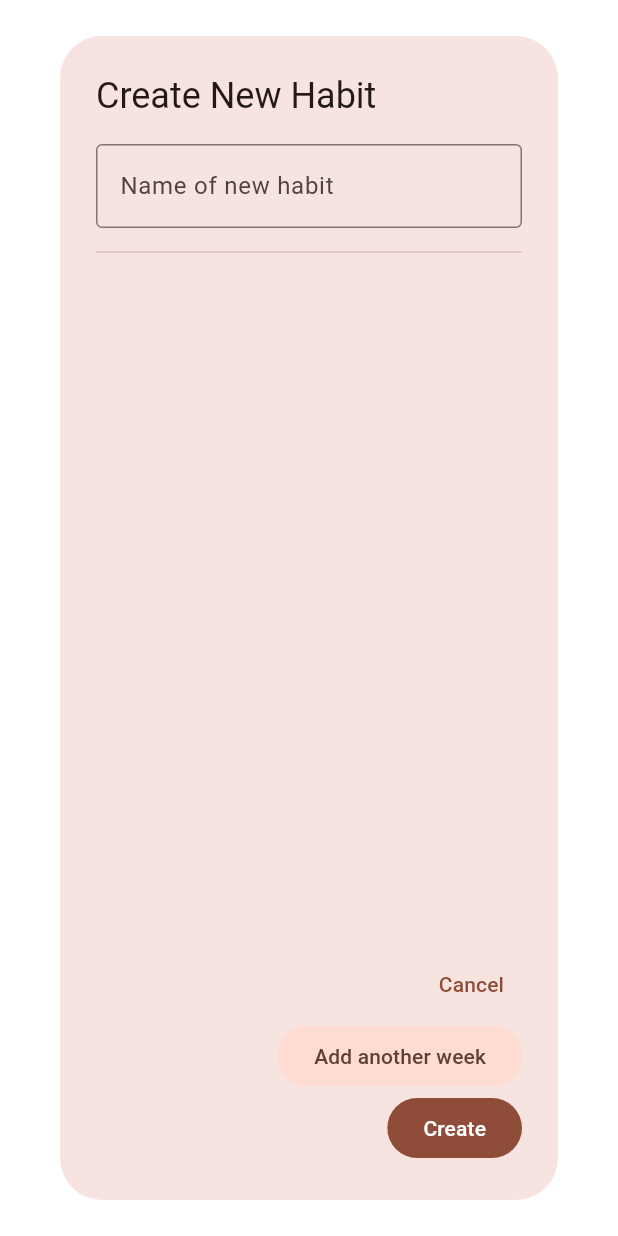
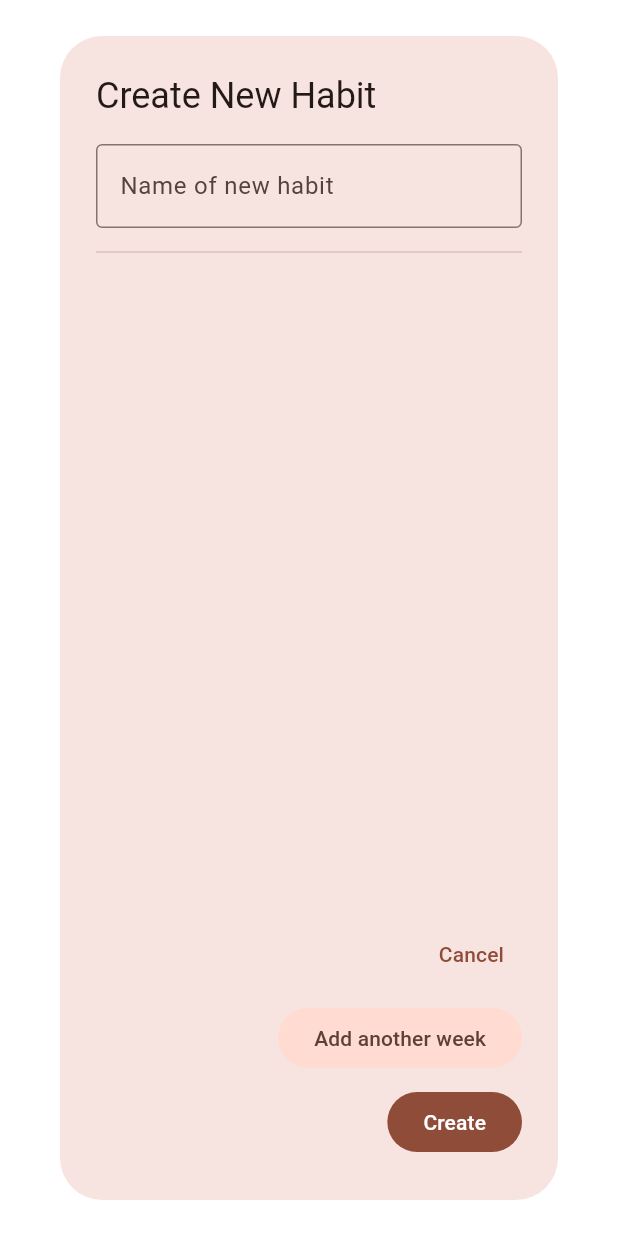
Before and after one commit to chrsrns/habit-tracker-flutter, a Flutter app: the NewHabitDialog screen opened directly, on a phone screen of 412 x 824 dp. Run offline on Flutter 3.47's test engine with Material 3 defaults, Android fonts, the phone set to English and light mode, and no system bars; missing offline and left inert: sqlite3.

Commit message:
Added vertical padding to the action buttons of `NewHabitDialog`

```diff
--- a/lib/new_habit_dialog.dart
+++ b/lib/new_habit_dialog.dart
@@ -251,12 +251,17 @@ class _NewHabitDialogState extends State<NewHabitDialog> {
                   ),
                 ),
                 actions: [
-                  TextButton(
+                  Padding(
+                    padding: const EdgeInsets.symmetric(vertical: 4),
+                    child: TextButton(
                         onPressed: () {
                           Navigator.of(context, rootNavigator: true).pop();
                         },
                         child: const Text("Cancel")),
-                  FilledButton.tonal(
+                  ),
+                  Padding(
+                    padding: const EdgeInsets.symmetric(vertical: 4),
+                    child: FilledButton.tonal(
                         onPressed: () {
                           final pair = _MutableRecurrancePair();
                           setState(() {
@@ -264,7 +269,10 @@ class _NewHabitDialogState extends State<NewHabitDialog> {
                           });
                         },
                         child: Text("Add another week")),
-                  FilledButton(
+                  ),
+                  Padding(
+                    padding: const EdgeInsets.symmetric(vertical: 4),
+                    child: FilledButton(
                         onPressed: () {
                           if (habitNameController.text.isEmpty) {
                             ScaffoldMessenger.of(scaffoldMessengerCtx)
@@ -302,7 +310,8 @@ class _NewHabitDialogState extends State<NewHabitDialog> {
                             Navigator.of(context, rootNavigator: true).pop();
                           });
                         },
-                      child: Text(_habit == null ? "Create" : "Modify"))
+                        child: Text(_habit == null ? "Create" : "Modify")),
+                  )
                 ],
               ),
             ),
```
Lines whose indentation alone changed are shown as unchanged.
